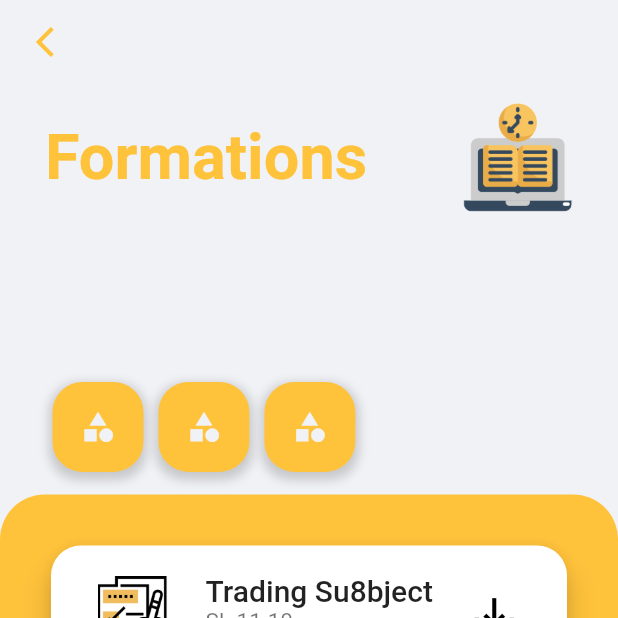
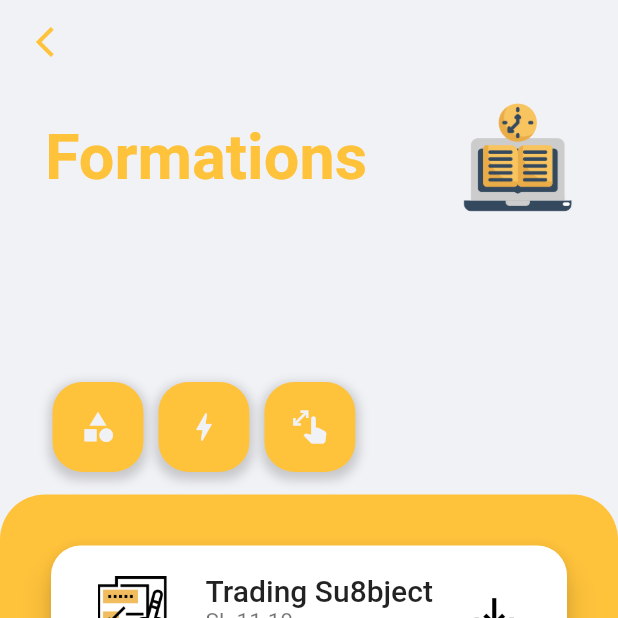
Before and after one commit to portmaler/trade-flutter, a Flutter app: the FormationPage screen opened directly, on a phone screen of 412 x 824 dp, the top half of it. Run offline on Flutter 3.47's test engine with Material 2 defaults, Android fonts, the phone set to English and light mode, and no system bars; drawn by our look-alikes of auto_size_text; our stand-ins replace carousel_slider, flutter_svg, get, get_storage, modal_bottom_sheet; accounts and stored records are empty; Roboto replaces fonts that are missing (Hind); statements that could not run were skipped.

Commit message:
add adjustemnt

```diff
--- a/lib/pages/custumer/screens/formation_page.dart
+++ b/lib/pages/custumer/screens/formation_page.dart
@@ -149,18 +149,39 @@ class _FormationPageState extends State<FormationPage> {
         mainAxisAlignment: MainAxisAlignment.start,
         children: [
           Padding(
-              padding: const EdgeInsets.all(5), child: NavBottonsItem(size)),
+              padding: const EdgeInsets.all(5),
+              child: NavBottonsItem(
+                size,
+                Icon(
+                  Icons.category,
+                  color: MyApp.colors.greycolor,
+                ),
+              )),
           Padding(
-              padding: const EdgeInsets.all(5), child: NavBottonsItem(size)),
+              padding: const EdgeInsets.all(5),
+              child: NavBottonsItem(
+                size,
+                Icon(
+                  Icons.bolt,
+                  color: MyApp.colors.greycolor,
+                ),
+              )),
           Padding(
-              padding: const EdgeInsets.all(5), child: NavBottonsItem(size)),
+              padding: const EdgeInsets.all(5),
+              child: NavBottonsItem(
+                size,
+                Icon(
+                  Icons.pinch,
+                  color: MyApp.colors.greycolor,
+                ),
+              )),
         ],
       ),
     );
   }
 
   // ignore: non_constant_identifier_names
-  InkWell NavBottonsItem(Size size) => InkWell(
+  InkWell NavBottonsItem(Size size, Icon icon) => InkWell(
         onTap: () {},
         child: Container(
             width: size.height * .4 * 3 / 14 - 10,
@@ -177,11 +198,7 @@ class _FormationPageState extends State<FormationPage> {
                 ),
               ],
             ),
-          child: Icon(
-            Icons.category,
-            color: MyApp.colors.greycolor,
-          ),
-        ),
+            child: icon),
       );
 
   Widget buildList() => ListView.builder(
--- a/lib/pages/custumer/screens/home_page.dart
+++ b/lib/pages/custumer/screens/home_page.dart
@@ -3,6 +3,7 @@ import 'package:get/get.dart';
 import 'package:trade_app1/controllers/States/bottom_navbar_controller.dart';
 import 'package:trade_app1/main.dart';
 import 'package:trade_app1/pages/Seller/screens/home_page_seller.dart';
+import 'package:trade_app1/pages/authentication/auth.dart';
 import 'abonnement_page.dart';
 import 'formation_page.dart';
 import 'historique_paiement.dart';
@@ -55,7 +56,7 @@ class CustomHome extends StatelessWidget {
                             width: 40,
                             child: MaterialButton(
                               onPressed: () {
-                                Get.to(() => SellerHome());
+                                Get.to(() => Authent());
                               },
                               child: Icon(
                                 Icons.logout,
--- a/lib/pages/seller/screens/home_page_seller.dart
+++ b/lib/pages/seller/screens/home_page_seller.dart
@@ -3,6 +3,7 @@ import 'package:get/get.dart';
 import 'package:trade_app1/controllers/States/bottom_navbar_controller.dart';
 import 'package:trade_app1/controllers/Seller/buttom_navbar_seller_controller.dart';
 import 'package:trade_app1/main.dart';
+import 'package:trade_app1/pages/authentication/auth.dart';
 import 'package:trade_app1/pages/custumer/screens/profil_page2.dart';
 import 'package:trade_app1/pages/seller/screens/membre_list_page.dart';
 import 'package:auto_size_text/auto_size_text.dart';
@@ -64,7 +65,7 @@ class SellerHome extends StatelessWidget {
                             width: 40,
                             child: MaterialButton(
                               onPressed: () {
-                                Get.to(() => SellerHome());
+                                Get.to(() => Authent());
                               },
                               child: Icon(
                                 Icons.logout,
```
Also changed, not shown: lib/controllers/States/authentification_controoler.dart (added, +19 -0 lines), lib/main.dart (+7 -6 lines), lib/pages/authentication/auth.dart (+33 -3 lines), lib/pages/custumer/screens/signaux_page.dart (+29 -10 lines), lib/pages/seller/screens/membre_list_page.dart (+45 -1 lines), lib/pages/seller/screens/signaux_seller_page.dart (+26 -8 lines), assets/logo.png, pubspec.lock. Lines whose indentation alone changed are shown as unchanged.
